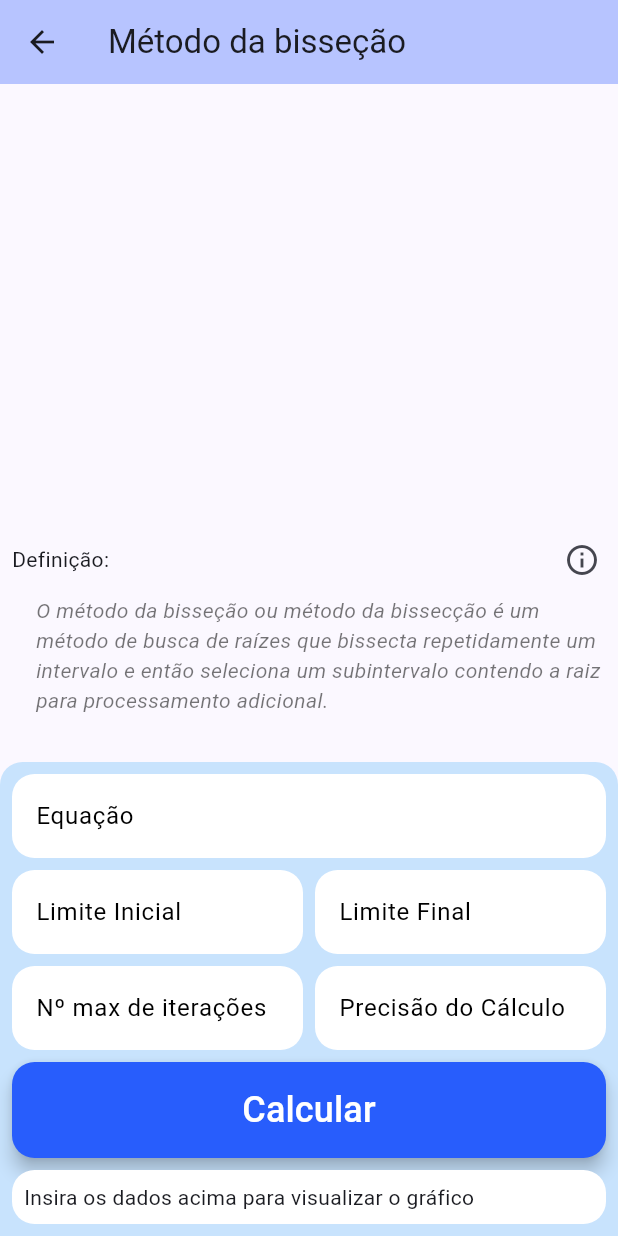
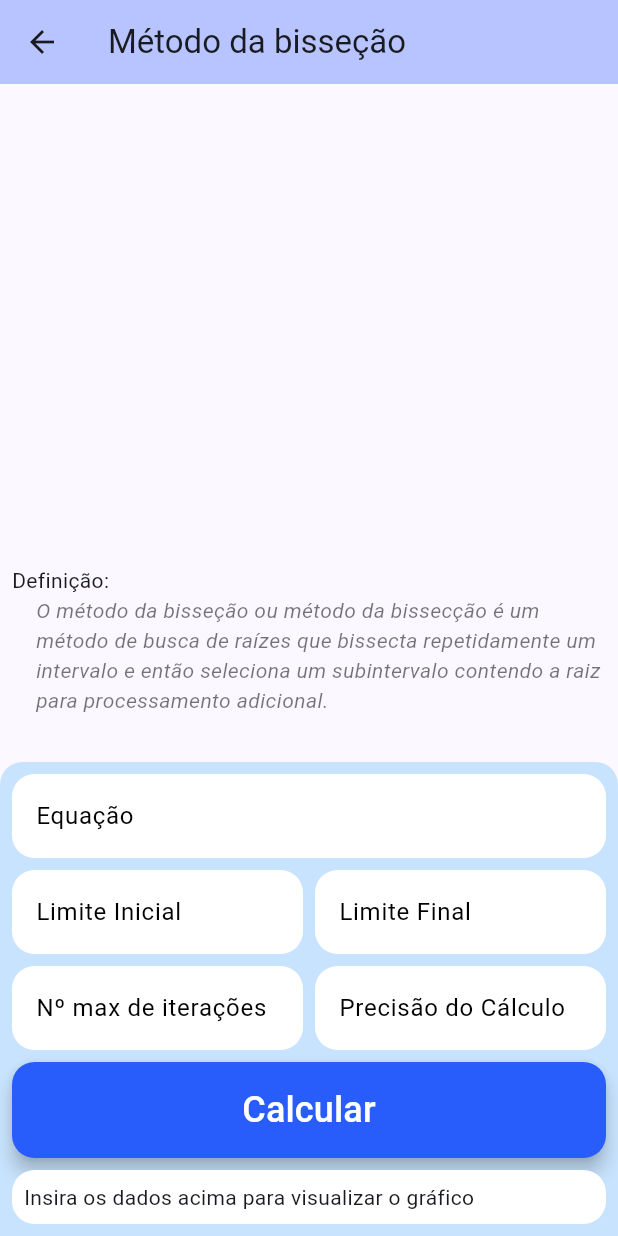
Before and after one commit to Pedrozle/zero-math, a Flutter app: the Equacao screen opened directly, on a phone screen of 412 x 824 dp. Run offline on Flutter 3.47's test engine with Material 3 defaults, Android fonts, the phone set to English and light mode, and no system bars; our stand-ins replace loading_animation_widget, math_expressions, syncfusion_flutter_charts.

Commit message:
refatoração

```diff
--- a/lib/apps/equacao.dart
+++ b/lib/apps/equacao.dart
@@ -135,6 +135,7 @@ class _EquacaoState extends State<Equacao> {
                 padding: const EdgeInsets.only(left: 8),
                 child: Row(mainAxisAlignment: MainAxisAlignment.spaceBetween, children: [
                   const Text("Definição:"),
+                  if (!vazio)
                     IconButton(
                         onPressed: () {
                           DetailsData data = DetailsData(widget.typeScreen, equacao, dataGraph, dataRaizes, tabela);
@@ -353,11 +354,7 @@ class _EquacaoState extends State<Equacao> {
                         padding: const EdgeInsets.all(8),
                         decoration: const BoxDecoration(
                             color: Colors.white, borderRadius: BorderRadius.all(Radius.circular(15.0))),
-                        child: buscando
-                            ? Center(
-                                child: LoadingAnimationWidget.prograssiveDots(color: cores.primaryColor, size: 100),
-                              )
-                            : !vazio
+                        child: !vazio
                             ? Column(
                                 crossAxisAlignment: CrossAxisAlignment.start,
                                 children: [
```
Also changed, not shown: lib/apps/equacao_details.dart (+29 -7 lines). Lines whose indentation alone changed are shown as unchanged.
